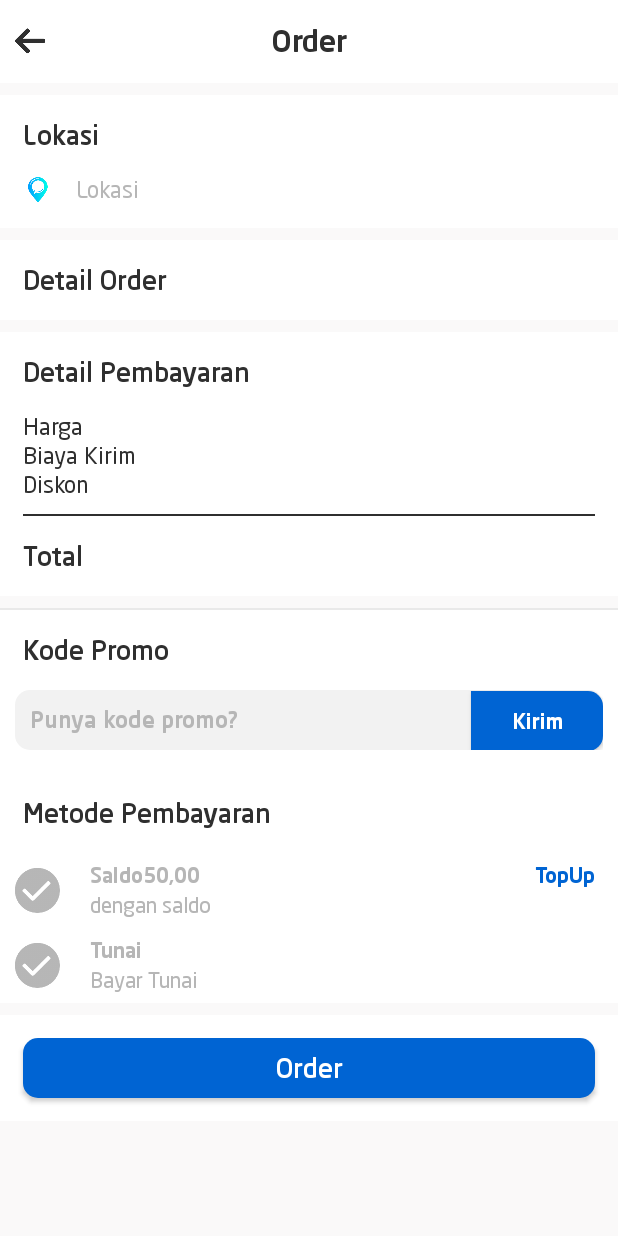
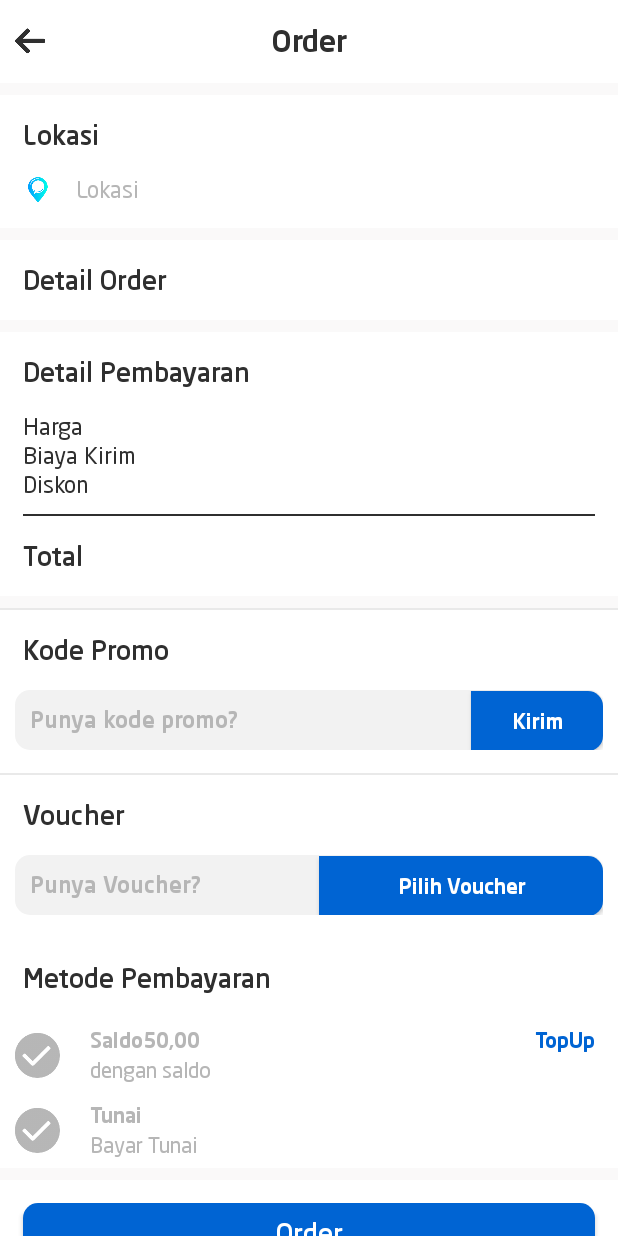
Before and after one commit to ALU-syntax/user-antar, an Android app: the layout activity_detail_order.xml on its own in the app's theme, with its tools: preview values and no code run, on a phone screen of 412 x 824 dp. Run offline under Robolectric (Android 15) with nearby library versions, the phone set to English and light mode, and no system bars.

Commit message:
create user voucher

```diff
--- a/app/src/main/AndroidManifest.xml
+++ b/app/src/main/AndroidManifest.xml
@@ -27,6 +27,9 @@
         android:supportsRtl="true"
         android:theme="@style/AppTheme"
         tools:replace="android:allowBackup">
+        <activity
+            android:name=".activity.SelectVoucherActivity"
+            android:exported="false" />
         <activity
             android:name=".activity.DetailVoucherActivity"
             android:exported="false" />
--- a/app/src/main/java/com/antar/passenger/utils/api/service/UserService.java
+++ b/app/src/main/java/com/antar/passenger/utils/api/service/UserService.java
@@ -48,6 +48,8 @@ import com.antar.passenger.json.TopUpBaseResponse;
 import com.antar.passenger.json.TopUpRequestResponse;
 import com.antar.passenger.json.TopupRequestJson;
 import com.antar.passenger.json.TopupResponseJson;
+import com.antar.passenger.json.UserVoucherRequestJson;
+import com.antar.passenger.json.UserVoucherResponseJson;
 import com.antar.passenger.json.VoucherResponseJson;
 import com.antar.passenger.json.WalletRequestJson;
 import com.antar.passenger.json.WalletResponseJson;
@@ -196,4 +198,7 @@ public interface UserService {
     @GET("pelanggan/voucherpromo")
     Call<VoucherResponseJson> getVoucherPromo();
 
+    @POST("pelanggan/uservoucher")
+    Call<UserVoucherResponseJson> userVoucher(@Body UserVoucherRequestJson param);
+
 }
--- a/app/src/main/res/layout/activity_detail_order.xml
+++ b/app/src/main/res/layout/activity_detail_order.xml
@@ -304,6 +304,52 @@
 
                 </LinearLayout>
 
+                <View
+                    android:layout_width="match_parent"
+                    android:layout_height="1dp"
+                    android:background="@color/graybackground" />
+
+                <customfonts.TextViewSFProDisplayMedium
+                    android:layout_width="match_parent"
+                    android:layout_height="wrap_content"
+                    android:layout_margin="15dp"
+                    android:text="Voucher"
+                    android:textSize="18dp" />
+
+                <LinearLayout
+                    android:layout_width="match_parent"
+                    android:layout_height="wrap_content"
+                    android:layout_marginLeft="10dp"
+                    android:layout_marginRight="10dp"
+                    android:layout_marginBottom="15dp"
+                    android:background="@drawable/button_round_1"
+                    android:backgroundTint="@color/backgroundgray"
+                    android:orientation="horizontal">
+
+                    <customfonts.EditTextSFProDisplayMedium
+                        android:id="@+id/tv_voucher"
+                        android:layout_width="0dp"
+                        android:layout_height="40dp"
+                        android:layout_weight="2"
+                        android:background="@color/transparent"
+                        android:hint="Punya Voucher?"
+                        android:paddingLeft="10dp"
+                        android:textColor="@color/black"
+                        android:textColorHint="@color/gray"
+                        android:textSize="15dp" />
+
+                    <customfonts.Button_SF_Pro_Display_Medium
+                        android:id="@+id/btn_select_voucher"
+                        android:layout_width="wrap_content"
+                        android:layout_height="40dp"
+                        android:layout_weight="1"
+                        android:background="@drawable/btn_min"
+                        android:text="Pilih Voucher"
+                        android:textAllCaps="false"
+                        android:textColor="@color/white" />
+
+                </LinearLayout>
+
                 <customfonts.TextViewSFProDisplayMedium
                     android:id="@+id/promonotif"
                     android:layout_width="match_parent"
--- a/app/src/main/res/layout/activity_detail_voucher.xml
+++ b/app/src/main/res/layout/activity_detail_voucher.xml
@@ -21,6 +21,7 @@
         android:layout_width="wrap_content"
         android:layout_height="wrap_content"
         tools:text="@tools:sample/first_names"
+        android:textSize="30sp"
         app:layout_constraintTop_toBottomOf="@+id/iv_voucher_poster"
         app:layout_constraintLeft_toLeftOf="parent"
         android:layout_margin="20dp"/>
```
Also changed, not shown: app/src/main/java/com/antar/passenger/activity/DetailOrderActivity.java (+5 -2 lines), app/src/main/java/com/antar/passenger/activity/SelectVoucherActivity.java (added, +16 -0 lines), app/src/main/java/com/antar/passenger/activity/VoucherPromoActivity.java (+0 -21 lines), app/src/main/java/com/antar/passenger/item/SelectVoucherItem.java (added, +66 -0 lines), app/src/main/java/com/antar/passenger/json/UserVoucherRequestJson.java (added, +27 -0 lines), app/src/main/java/com/antar/passenger/json/UserVoucherResponseJson.java (added, +92 -0 lines), app/src/main/java/com/antar/passenger/models/UserVoucherModel.java (added, +60 -0 lines), app/src/main/res/layout/activity_select_voucher.xml (added, +53 -0 lines), app/src/main/res/layout/item_select_voucher.xml (added, +132 -0 lines).
